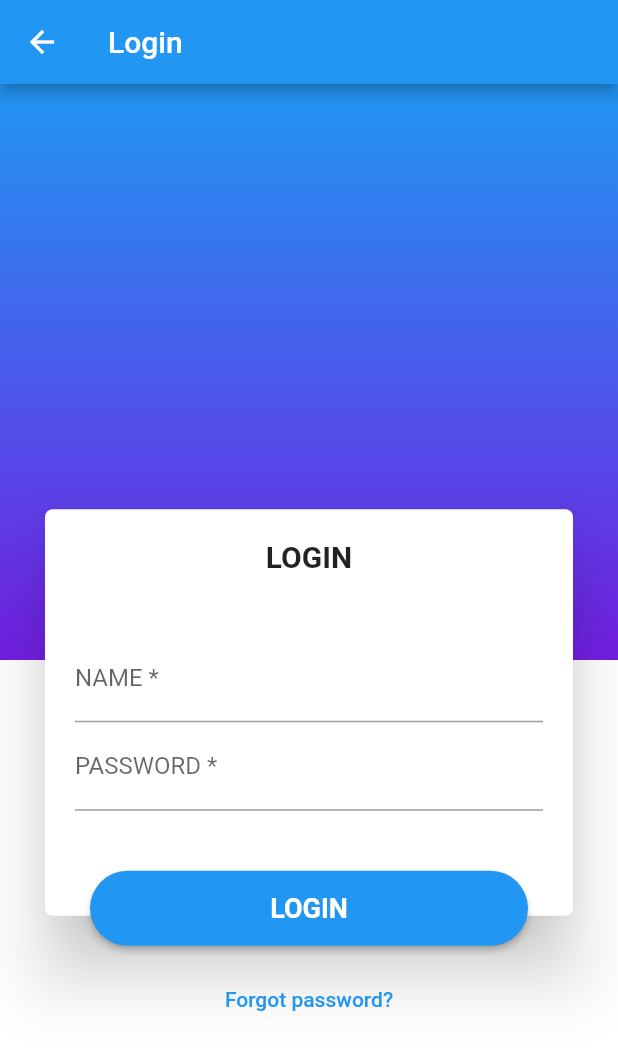
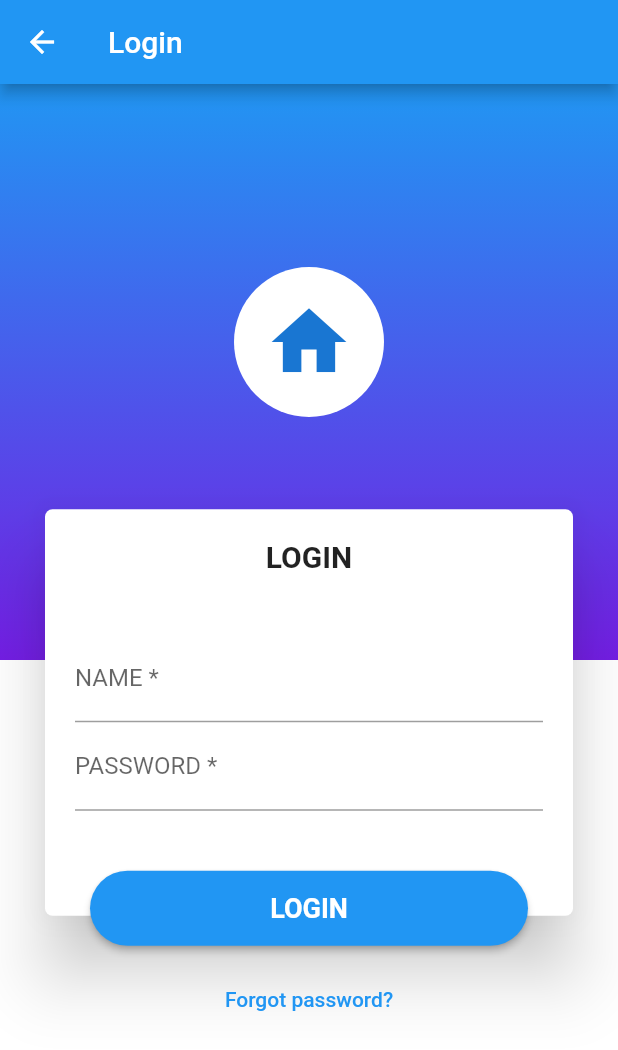
Before and after one commit to sukanto113/profile-app, a Flutter app: the screen it shows after launch, in the side drawer, after a tap on "Logout", on a phone screen of 412 x 824 dp. Shown: the top 1050 px of the screen. Run offline on Flutter 3.47's test engine with Material 2 defaults, Android fonts, the phone set to English and light mode, and no system bars.

Commit message:
add home icon in login page design

```diff
--- a/lib/view/page/login.dart
+++ b/lib/view/page/login.dart
@@ -20,12 +20,26 @@ class LoginPage extends StatelessWidget {
                 children: [
                   Expanded(
                     child: Container(
+                      alignment: Alignment.center,
                       decoration: const BoxDecoration(
                         gradient: LinearGradient(
-                          colors: [Colors.blue, Color.fromARGB(255, 115, 30, 227)],
+                          colors: [
+                            Colors.blue,
+                            Color.fromARGB(255, 115, 30, 227)
+                          ],
                           begin: Alignment.topCenter,
                           end: Alignment.bottomCenter,
                         )
+                      ),
+                      child: Container(
+                        height: 100,
+                        margin: const EdgeInsets.only(bottom: 40),
+                        child: const FittedBox(
+                          child: CircleAvatar(
+                            backgroundColor: Colors.white,
+                            child: Icon(Icons.home),
+                          ),
+                        ),
                       ),
                     )
                   ),
@@ -117,10 +131,7 @@ class LoginPage extends StatelessWidget {
                       child: const Text("Forgot password?"),
                     )
                   ),
-
                 ],
-
-                // alignment: Alignment.center,
               ),
             ),
           ]
```
